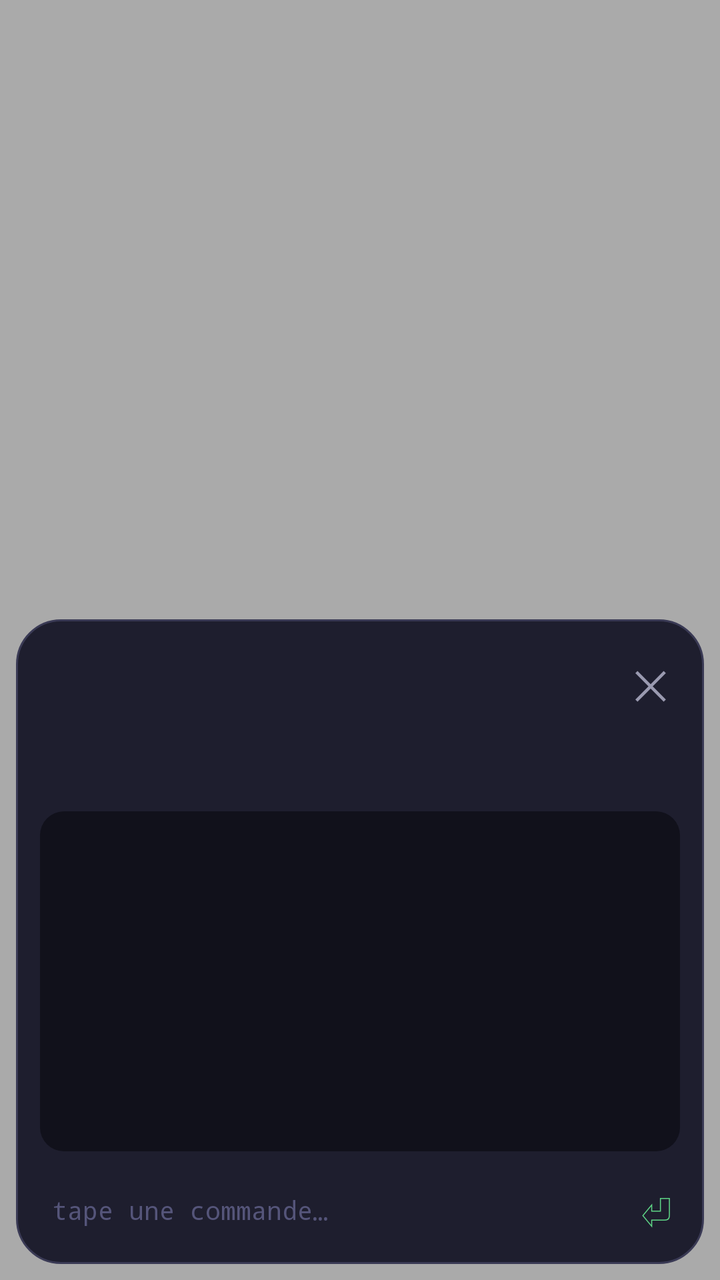
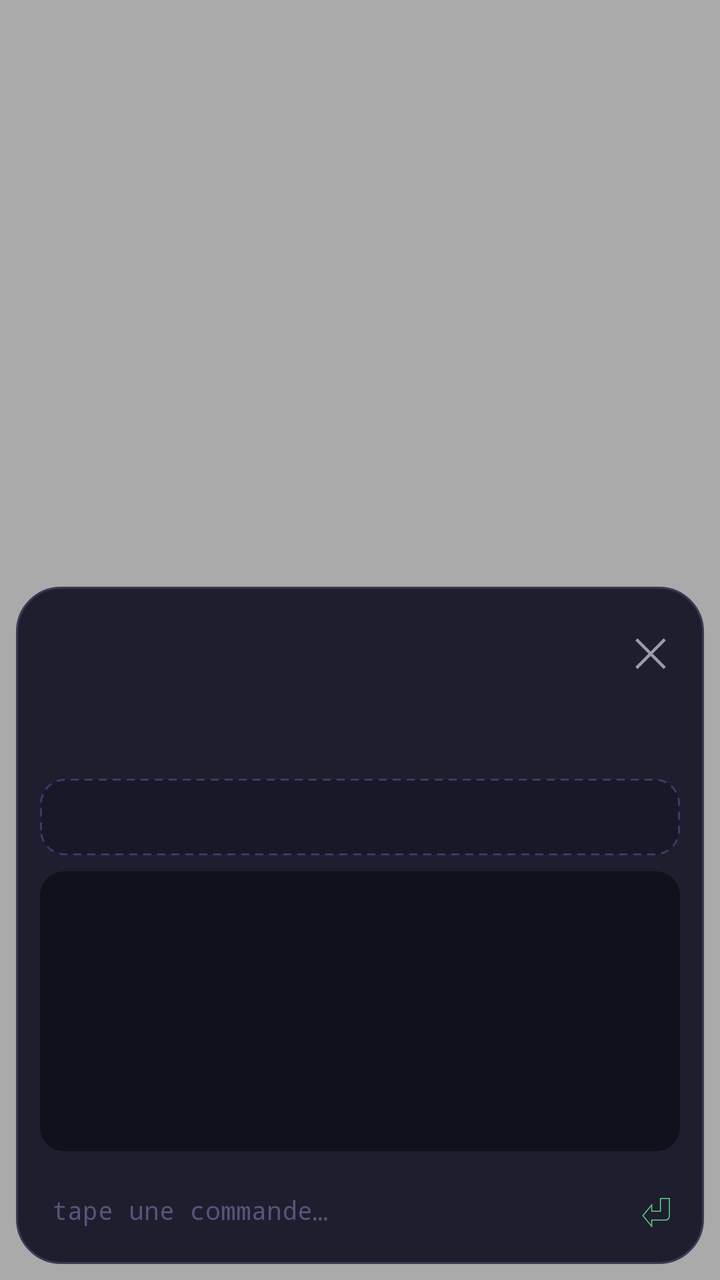

Before-and-after screenshots of an Android layout around one commit, followed by the original layout XML and the change that was made.
<!-- AndroidManifest.xml: activity theme Theme.Terminal -->
<!-- res/layout/activity_terminal.xml -->
<?xml version="1.0" encoding="utf-8"?>
<FrameLayout xmlns:android="http://schemas.android.com/apk/res/android"
    android:id="@+id/fond"
    android:layout_width="match_parent"
    android:layout_height="match_parent"
    android:background="#55000000">

    <LinearLayout
        android:id="@+id/panneau"
        android:layout_width="match_parent"
        android:layout_height="wrap_content"
        android:layout_gravity="bottom"
        android:layout_margin="8dp"
        android:background="@drawable/panneau"
        android:clickable="true"
        android:focusable="false"
        android:orientation="vertical"
        android:padding="12dp">

        <LinearLayout
            android:layout_width="match_parent"
            android:layout_height="wrap_content"
            android:gravity="center_vertical"
            android:orientation="horizontal">

            <ImageView
                android:id="@+id/creature"
                android:layout_width="84dp"
                android:layout_height="76dp"
                android:contentDescription="@string/app_name"
                android:scaleType="fitCenter" />

            <LinearLayout
                android:layout_width="0dp"
                android:layout_height="wrap_content"
                android:layout_marginStart="10dp"
                android:layout_weight="1"
                android:orientation="vertical">

                <TextView
                    android:id="@+id/titre"
                    android:layout_width="wrap_content"
                    android:layout_height="wrap_content"
                    android:textColor="@color/texte"
                    android:textSize="15sp"
                    android:textStyle="bold" />

                <TextView
                    android:id="@+id/faim"
                    android:layout_width="wrap_content"
                    android:layout_height="wrap_content"
                    android:fontFamily="monospace"
                    android:textColor="@color/vert"
                    android:textSize="12sp" />

                <TextView
                    android:id="@+id/xp"
                    android:layout_width="wrap_content"
                    android:layout_height="wrap_content"
                    android:fontFamily="monospace"
                    android:textColor="@color/texte_doux"
                    android:textSize="12sp" />

                <TextView
                    android:id="@+id/stats"
                    android:layout_width="wrap_content"
                    android:layout_height="wrap_content"
                    android:fontFamily="monospace"
                    android:textColor="@color/texte_doux"
                    android:textSize="11sp" />
            </LinearLayout>

            <TextView
                android:id="@+id/fermer"
                android:layout_width="wrap_content"
                android:layout_height="wrap_content"
                android:layout_gravity="top"
                android:padding="6dp"
                android:text="✕"
                android:textColor="@color/texte_doux"
                android:textSize="20sp" />
        </LinearLayout>

        <TextView
            android:id="@+id/bulle"
            android:layout_width="match_parent"
            android:layout_height="wrap_content"
            android:layout_marginTop="6dp"
            android:background="@drawable/bulle"
            android:padding="8dp"
            android:textColor="#1e1e2e"
            android:textSize="13sp"
            android:visibility="gone" />

        <TextView
            android:id="@+id/lecon"
            android:layout_width="match_parent"
            android:layout_height="wrap_content"
            android:layout_marginTop="6dp"
            android:fontFamily="monospace"
            android:textColor="@color/rose"
            android:textSize="12sp"
            android:visibility="gone" />

        <ScrollView
            android:id="@+id/defile"
            android:layout_width="match_parent"
            android:layout_height="170dp"
            android:layout_marginTop="8dp"
            android:background="@drawable/terminal_fond"
            android:fadeScrollbars="false">

            <TextView
                android:id="@+id/sortie"
                android:layout_width="match_parent"
                android:layout_height="wrap_content"
                android:fontFamily="monospace"
                android:padding="8dp"
                android:textColor="#d0d0d0"
                android:textSize="12sp" />
        </ScrollView>

        <HorizontalScrollView
            android:layout_width="match_parent"
            android:layout_height="wrap_content"
            android:layout_marginTop="8dp"
            android:scrollbars="none">

            <LinearLayout
                android:id="@+id/touches"
                android:layout_width="wrap_content"
                android:layout_height="wrap_content"
                android:orientation="horizontal" />
        </HorizontalScrollView>

        <LinearLayout
            android:layout_width="match_parent"
            android:layout_height="wrap_content"
            android:layout_marginTop="6dp"
            android:gravity="center_vertical"
            android:orientation="horizontal">

            <TextView
                android:id="@+id/invite"
                android:layout_width="wrap_content"
                android:layout_height="wrap_content"
                android:fontFamily="monospace"
                android:textColor="@color/vert"
                android:textSize="13sp" />

            <EditText
                android:id="@+id/saisie"
                android:layout_width="0dp"
                android:layout_height="wrap_content"
                android:layout_marginStart="6dp"
                android:layout_weight="1"
                android:background="@null"
                android:fontFamily="monospace"
                android:hint="@string/saisie_indice"
                android:imeOptions="actionSend|flagNoExtractUi"
                android:importantForAutofill="no"
                android:inputType="text|textNoSuggestions|textVisiblePassword"
                android:maxLines="1"
                android:textColor="#ffffff"
                android:textColorHint="#55557a"
                android:textSize="13sp" />

            <TextView
                android:id="@+id/envoyer"
                android:layout_width="wrap_content"
                android:layout_height="wrap_content"
                android:paddingStart="10dp"
                android:paddingEnd="4dp"
                android:text="⏎"
                android:textColor="@color/vert"
                android:textSize="22sp" />
        </LinearLayout>
    </LinearLayout>
</FrameLayout>
<!-- resources referenced by this layout -->
<resources>
  <color name="rose">#ff87ff</color>
  <color name="texte">#e6e6e6</color>
  <color name="texte_doux">#9a9ab0</color>
  <color name="vert">#5fd787</color>
  <!-- drawable bulle (drawable) -->
  <?xml version="1.0" encoding="utf-8"?>
  <shape xmlns:android="http://schemas.android.com/apk/res/android" android:shape="rectangle">
      <solid android:color="@color/bulle" />
      <corners android:radius="12dp" />
  </shape>
  <!-- drawable panneau (drawable) -->
  <?xml version="1.0" encoding="utf-8"?>
  <shape xmlns:android="http://schemas.android.com/apk/res/android" android:shape="rectangle">
      <solid android:color="@color/fond" />
      <stroke android:width="1dp" android:color="#3a3a55" />
      <corners android:radius="22dp" />
  </shape>
  <!-- drawable terminal_fond (drawable) -->
  <?xml version="1.0" encoding="utf-8"?>
  <shape xmlns:android="http://schemas.android.com/apk/res/android" android:shape="rectangle">
      <solid android:color="@color/fond_terminal" />
      <corners android:radius="12dp" />
  </shape>
  <string name="app_name">Terminagotchi</string>
  <string name="saisie_indice">tape une commande…</string>
  <style name="Theme.Terminal" parent="@android:style/Theme.DeviceDefault.NoActionBar">
          <item name="android:windowIsTranslucent">true</item>
          <item name="android:windowBackground">@android:color/transparent</item>
          <item name="android:windowNoTitle">true</item>
          <item name="android:backgroundDimEnabled">false</item>
          <item name="android:windowAnimationStyle">@android:style/Animation.InputMethod</item>
          <item name="android:statusBarColor">@android:color/transparent</item>
          <item name="android:navigationBarColor">#1e1e2e</item>
      </style>
  <color name="bulle">#f5f0e6</color>
  <color name="fond">#1e1e2e</color>
  <color name="fond_terminal">#11111b</color>
</resources>

<!-- the commit's change to res/layout/activity_terminal.xml (unified diff, before → after) -->
@@ -102,10 +102,42 @@
             android:textSize="12sp"
             android:visibility="gone" />
 
+        <LinearLayout
+            android:layout_width="match_parent"
+            android:layout_height="wrap_content"
+            android:layout_marginTop="8dp"
+            android:background="@drawable/observatoire_fond"
+            android:orientation="vertical"
+            android:padding="8dp">
+
+            <TextView
+                android:id="@+id/chemin"
+                android:layout_width="match_parent"
+                android:layout_height="wrap_content"
+                android:ellipsize="start"
+                android:maxLines="1"
+                android:textColor="#d7d7ff"
+                android:textSize="12sp"
+                android:textStyle="bold" />
+
+            <HorizontalScrollView
+                android:layout_width="match_parent"
+                android:layout_height="wrap_content"
+                android:layout_marginTop="6dp"
+                android:scrollbars="none">
+
+                <LinearLayout
+                    android:id="@+id/contenu"
+                    android:layout_width="wrap_content"
+                    android:layout_height="wrap_content"
+                    android:orientation="horizontal" />
+            </HorizontalScrollView>
+        </LinearLayout>
+
         <ScrollView
             android:id="@+id/defile"
             android:layout_width="match_parent"
-            android:layout_height="170dp"
+            android:layout_height="140dp"
             android:layout_marginTop="8dp"
             android:background="@drawable/terminal_fond"
             android:fadeScrollbars="false">
<!-- resource entries referenced after the edit -->
@@ -8,6 +8,13 @@
   <?xml version="1.0" encoding="utf-8"?>
   <shape xmlns:android="http://schemas.android.com/apk/res/android" android:shape="rectangle">
       <solid android:color="@color/bulle" />
+      <corners android:radius="12dp" />
+  </shape>
+  <!-- drawable observatoire_fond (drawable) -->
+  <?xml version="1.0" encoding="utf-8"?>
+  <shape xmlns:android="http://schemas.android.com/apk/res/android" android:shape="rectangle">
+      <solid android:color="#181828" />
+      <stroke android:width="1dp" android:color="#3a3a6a" android:dashWidth="4dp" android:dashGap="3dp" />
       <corners android:radius="12dp" />
   </shape>
   <!-- drawable panneau (drawable) -->
